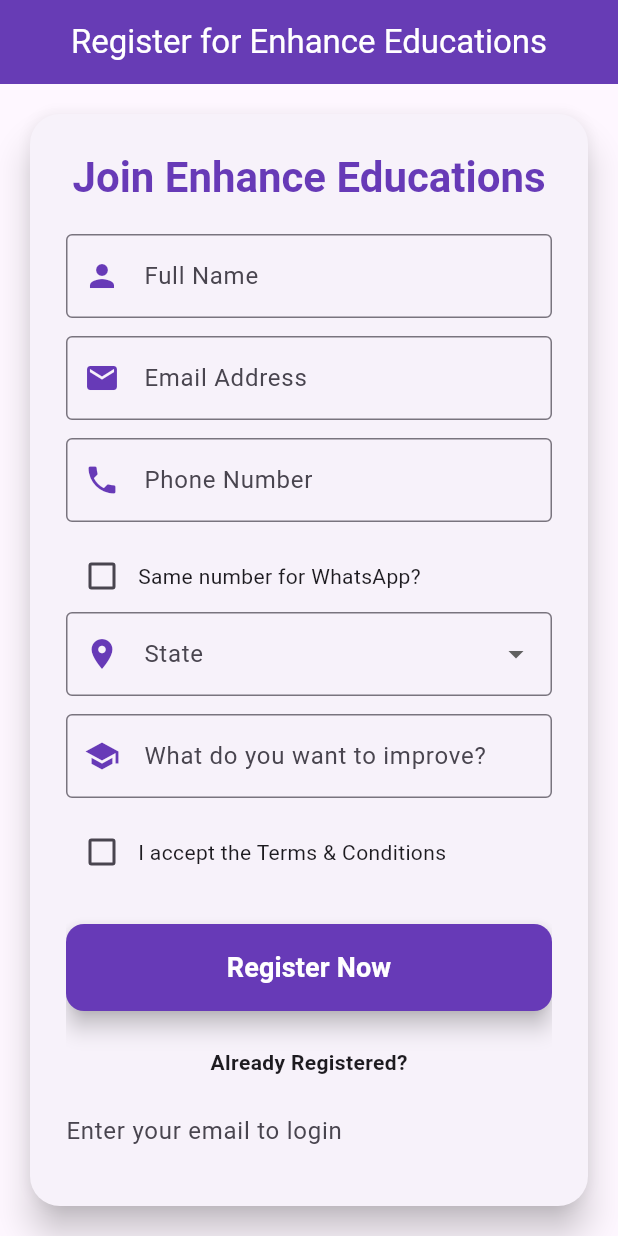
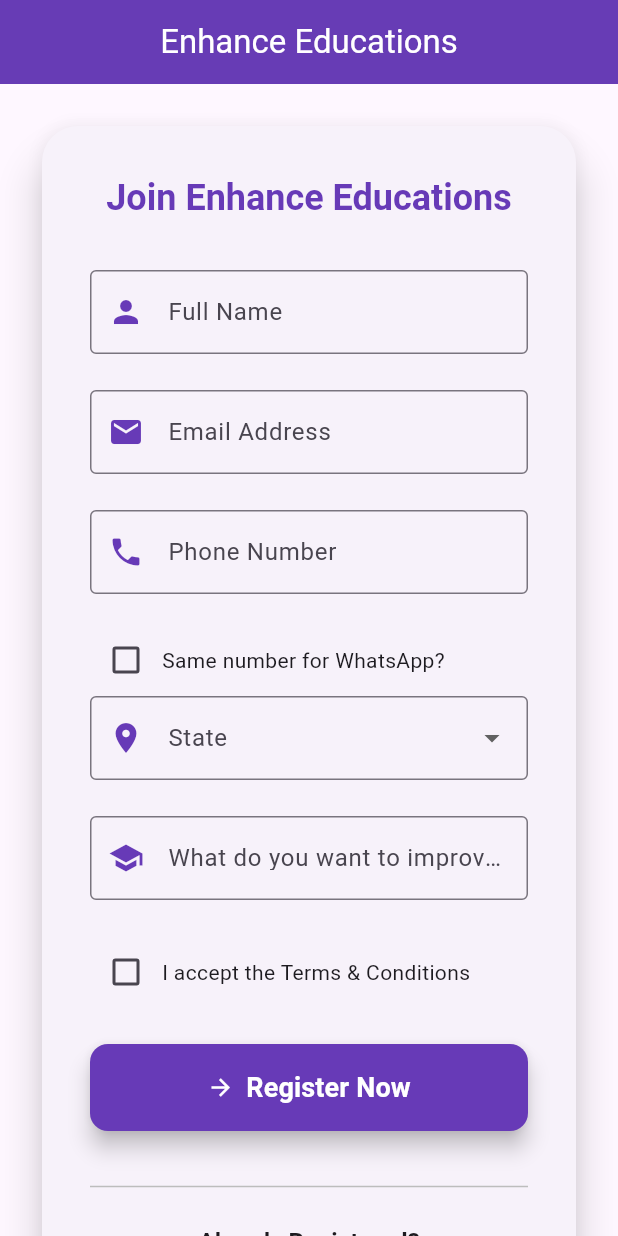
Before and after one commit to ChandraChaan/chaanova, a Flutter app: the screen it shows after launch, on a phone screen of 412 x 824 dp. Run offline on Flutter 3.47's test engine with Material 3 defaults, Android fonts, the phone set to English and light mode, and no system bars; our stand-ins replace cloud_firestore, firebase_core, firebase_messaging, flutter_local_notifications, shared_preferences, youtube_player_iframe; missing offline and left inert: dart:html, dart:js; accounts and stored records are empty.

Commit message:
UI updated

```diff
--- a/lib/registration_page.dart
+++ b/lib/registration_page.dart
@@ -153,64 +153,70 @@
     return Scaffold(
       appBar: AppBar(
         title: const Text(
-          "Register for Enhance Educations",
+          "Enhance Educations",
           style: TextStyle(color: Colors.white),
         ),
         backgroundColor: Colors.deepPurple,
         centerTitle: true,
         elevation: 4,
       ),
-      body: Padding(
-        padding: const EdgeInsets.all(16.0),
-        child: Center(
+      body: LayoutBuilder(
+        builder: (context, constraints) {
+          final isWide = constraints.maxWidth > 700;
+
+          return Center(
+            child: SingleChildScrollView(
+              padding: const EdgeInsets.all(24),
+              child: ConstrainedBox(
+                constraints: const BoxConstraints(maxWidth: 700),
                 child: Card(
-            elevation: 10,
-            shape:
-                RoundedRectangleBorder(borderRadius: BorderRadius.circular(20)),
+                  elevation: 12,
+                  shape: RoundedRectangleBorder(
+                    borderRadius: BorderRadius.circular(24),
+                  ),
                   child: Padding(
-              padding: const EdgeInsets.all(24.0),
-              child: SingleChildScrollView(
+                    padding: const EdgeInsets.all(32.0),
                     child: Form(
                       key: _formKey,
                       child: Column(
-                    crossAxisAlignment: CrossAxisAlignment.start,
+                        crossAxisAlignment: CrossAxisAlignment.stretch,
                         children: [
                           Center(
                             child: Text(
                               "Join Enhance Educations",
-                          style: Theme.of(context)
-                              .textTheme
-                              .headlineMedium
-                              ?.copyWith(
+                              style: Theme.of(context).textTheme.headlineSmall?.copyWith(
                                 fontWeight: FontWeight.bold,
                                 color: Colors.deepPurple,
                               ),
                             ),
                           ),
-                      const SizedBox(height: 20),
+                          const SizedBox(height: 32),
                           CustomTextField(
                             controller: nameController,
                             label: "Full Name",
                             icon: Icons.person,
                           ),
+                          const SizedBox(height: 12),
                           CustomTextField(
                             controller: emailController,
                             label: "Email Address",
                             keyboardType: TextInputType.emailAddress,
                             icon: Icons.email,
                           ),
+                          const SizedBox(height: 12),
                           CustomTextField(
                             controller: phoneController,
                             label: "Phone Number",
                             keyboardType: TextInputType.phone,
                             icon: Icons.phone,
                           ),
+                          const SizedBox(height: 8),
                           Row(
                             children: [
                               Checkbox(
                                 value: isWhatsAppSame,
-                              onChanged: (value) =>
-                                  setState(() => isWhatsAppSame = value!)),
+                                onChanged: (value) => setState(() => isWhatsAppSame = value!),
+                              ),
                               const Text("Same number for WhatsApp?"),
                             ],
                           ),
@@ -220,54 +226,78 @@
                             onChanged: (val) => setState(() => selectedState = val),
                             icon: Icons.location_on,
                           ),
+                          const SizedBox(height: 12),
                           CustomTextField(
                             controller: learningGoalController,
                             label: "What do you want to improve?",
                             icon: Icons.school,
                           ),
+                          const SizedBox(height: 12),
                           TermsCheckbox(
                             isChecked: isTermsAccepted,
                             onChecked: (value) => _showTermsDialog(),
                           ),
                           const SizedBox(height: 24),
-                      SizedBox(
-                        width: double.infinity,
-                        child: ElevatedButton(
+                          ElevatedButton.icon(
                             onPressed: _submitForm,
+                            icon: const Icon(Icons.arrow_forward),
+                            label: const Text(
+                              "Register Now",
+                              style: TextStyle(fontSize: 18, fontWeight: FontWeight.bold),
+                            ),
                             style: ElevatedButton.styleFrom(
                               padding: const EdgeInsets.symmetric(vertical: 16),
                               backgroundColor: Colors.deepPurple,
                               shape: RoundedRectangleBorder(
-                                borderRadius: BorderRadius.circular(12)),
+                                borderRadius: BorderRadius.circular(12),
+                              ),
                               elevation: 6,
+                              foregroundColor: Colors.white,
                             ),
-                          child: const Text(
-                            "Register Now",
-                            style: TextStyle(
-                              fontSize: 18,
+                          ),
+
+                          const SizedBox(height: 36),
+                          Divider(
+                            height: 2,
+                            color: Colors.grey.shade400,
+                            thickness: 1,
+                          ),
+                          const SizedBox(height: 24),
+
+                          Center(
+                            child: Text(
+                              "Already Registered?",
+                              style: Theme.of(context).textTheme.titleMedium?.copyWith(
                                 fontWeight: FontWeight.bold,
-                              color: Colors.white,
                               ),
                             ),
                           ),
-                      ),
-                      Column(
-                        children: [
-                          const SizedBox(height: 24),
-                          const Text("Already Registered?",
-                              style: TextStyle(fontWeight: FontWeight.bold)),
-                          const SizedBox(height: 8),
+                          const SizedBox(height: 16),
                           TextField(
                             controller: loginEmailController,
-                            decoration: const InputDecoration(
-                                labelText: 'Enter your email to login'),
+                            keyboardType: TextInputType.emailAddress,
+                            decoration: InputDecoration(
+                              prefixIcon: const Icon(Icons.email_outlined),
+                              labelText: "Enter your email to login",
+                              border: OutlineInputBorder(
+                                borderRadius: BorderRadius.circular(12),
                               ),
-                          const SizedBox(height: 8),
+                            ),
+                          ),
+                          const SizedBox(height: 16),
                           ElevatedButton(
                             onPressed: checkLoginEmail,
-                            child: const Text("Login"),
+                            style: ElevatedButton.styleFrom(
+                              backgroundColor: Colors.grey.shade800,
+                              padding: const EdgeInsets.symmetric(vertical: 14),
+                              shape: RoundedRectangleBorder(
+                                borderRadius: BorderRadius.circular(10),
                               ),
-                        ],
+                            ),
+                            child: const Text(
+                              "Login",
+                              style: TextStyle(fontSize: 16, color: Colors.white),
+                            ),
                           ),
                         ],
                       ),
@@ -276,6 +306,8 @@
                 ),
               ),
             ),
+          );
+        },
       ),
     );
   }
```
Lines whose indentation alone changed are shown as unchanged.
